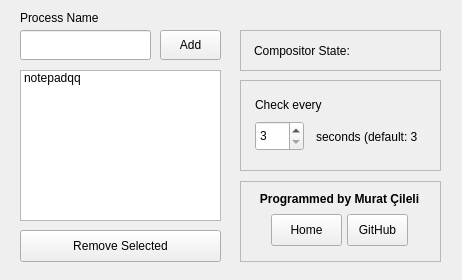
murat-cileli/compositor-switcher-for-kde, file src/mainwindow.ui: the form before one commit.
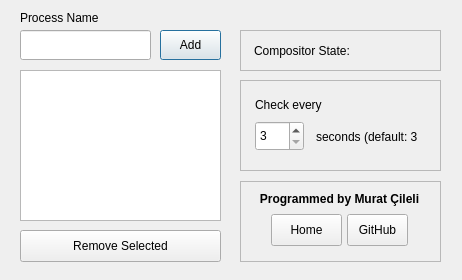
The form after the commit.

Patch:
```diff
--- a/src/mainwindow.ui
+++ b/src/mainwindow.ui
@@ -49,6 +49,9 @@
     <property name="text">
      <string>Add</string>
     </property>
+    <property name="default">
+     <bool>true</bool>
+    </property>
    </widget>
    <widget class="QListWidget" name="processList">
     <property name="geometry">
@@ -62,11 +65,6 @@
     <property name="selectionMode">
      <enum>QAbstractItemView::MultiSelection</enum>
     </property>
-    <item>
-     <property name="text">
-      <string>notepadqq</string>
-     </property>
-    </item>
    </widget>
    <widget class="QPushButton" name="btnRemove">
     <property name="geometry">
```
Left out of the diff: 2 changed lines with no effect on the pictures.
